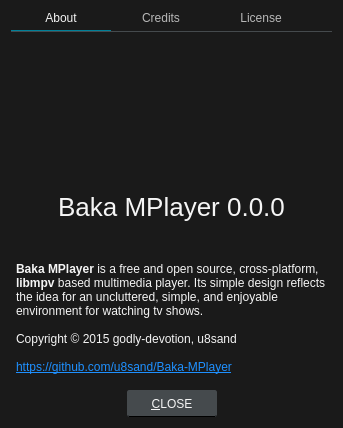
First picture: the form in src/ui/aboutdialog.ui, repository u8sand/Baka-MPlayer, before the edit.
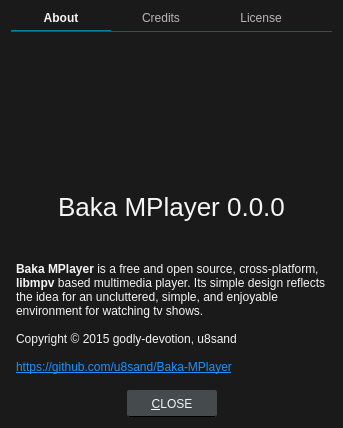
Second picture: the form after the edit. Icons and pictures are not drawn.

Commit message: QTabWidget: bold active tab

```diff
--- a/src/ui/aboutdialog.ui
+++ b/src/ui/aboutdialog.ui
@@ -96,7 +96,7 @@
     <widget class="QTabWidget" name="tabWidget">
      <property name="styleSheet">
       <string notr="true">QTabWidget::pane { /* The tab widget frame */
-    border-top: 1px solid #454A4D;
+	border-top: 1px solid #454A4D;
 	padding: 5px 0px;
 }
 
@@ -105,16 +105,18 @@
 /* Style the tab using the tab sub-control. Note that
     it reads QTabBar _not_ QTabWidget */
 QTabBar::tab {
-    border-style: none;
-    min-width: 100px;
-    padding-bottom: 5px;
+	border-style: none;
+	padding-bottom: 5px;
+	min-width: 100px;
 }
 QTabBar::tab:selected {
-    border-bottom: 1px solid #008098;
+	border-bottom: 1px solid #008098;
+	font-weight: bold;
 }
 QTabBar::tab:!selected {
 	color: #B8B8B8;
-    margin-bottom: 1px;
+	font-weight: normal;
+	margin-bottom: 1px;
 }</string>
      </property>
      <property name="currentIndex">
```
The commit also changes 1 other file.
